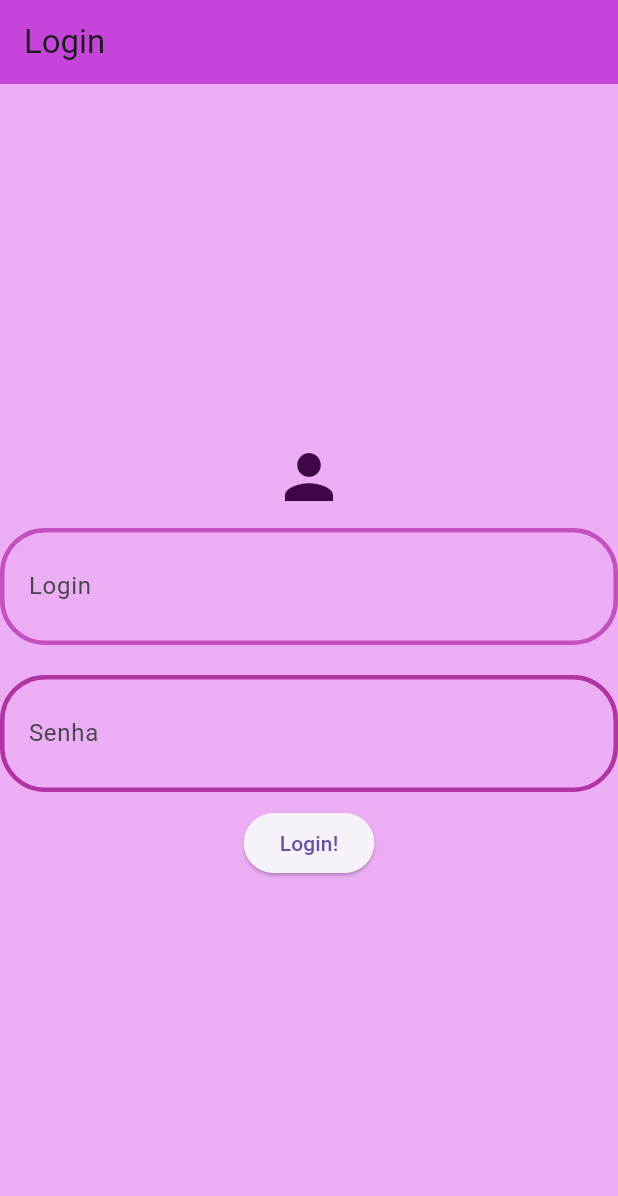
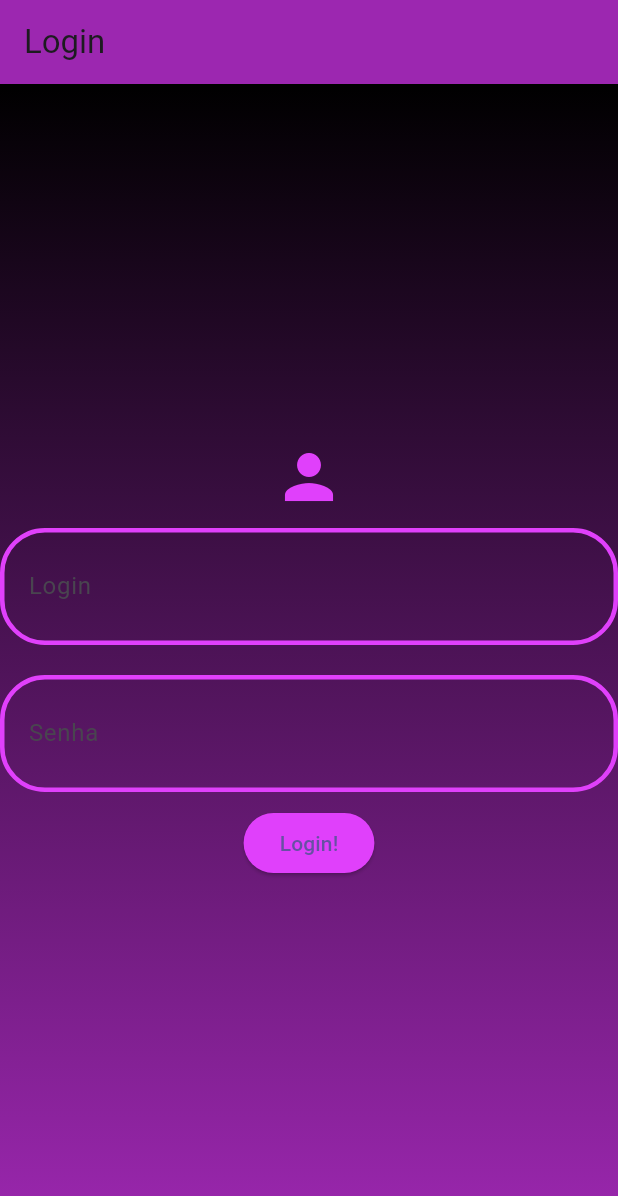
Before and after one commit to Johws/my_project, a Flutter app: the screen it shows after launch, on a phone screen of 412 x 824 dp. Shown: the top 1196 px of the screen. Run offline on Flutter 3.47's test engine with Material 3 defaults, Android fonts, the phone set to English and light mode, and no system bars.

Commit message:
Novas implementacoes com no desing global

```diff
--- a/lib/Login.dart
+++ b/lib/Login.dart
@@ -8,12 +8,21 @@ class Login extends StatelessWidget {
   @override
   Widget build(BuildContext context) {
     return Scaffold(
-      backgroundColor: Color.fromARGB(255, 236, 173, 244),
         appBar: AppBar(
-        backgroundColor: Color.fromARGB(255, 197, 68, 217),
+          backgroundColor: Colors.purple,
           title: Text('Login'),
         ),
-      body: Center(
+        body: Stack(
+          children: [
+            Container(
+              decoration: BoxDecoration(
+                  gradient: LinearGradient(
+                begin: Alignment.bottomCenter,
+                end: Alignment.topCenter,
+                colors: [Colors.purple, Colors.black],
+              )),
+            ),
+            Center(
               child: Column(
                 mainAxisAlignment: MainAxisAlignment.center,
                 children: <Widget>[
@@ -21,7 +30,7 @@ class Login extends StatelessWidget {
                     child: Icon(
                       Icons.person,
                       size: 48.0,
-                color: Color.fromARGB(255, 64, 5, 71),
+                      color: Colors.purpleAccent,
                     ),
                   ),
                   // Campo de entrada para login
@@ -30,7 +39,7 @@ class Login extends StatelessWidget {
                     decoration: BoxDecoration(
                       borderRadius: BorderRadius.circular(30.0),
                       border: Border.all(
-                  color: Color.fromARGB(255, 196, 80, 191),
+                        color: Colors.purpleAccent,
                         width: 3.0,
                       ),
                     ),
@@ -50,7 +59,7 @@ class Login extends StatelessWidget {
                     decoration: BoxDecoration(
                       borderRadius: BorderRadius.circular(30.0),
                       border: Border.all(
-                  color: Color.fromARGB(255, 176, 52, 164),
+                        color: Colors.purpleAccent,
                         width: 3.0,
                       ),
                     ),
@@ -75,7 +84,8 @@ class Login extends StatelessWidget {
                         // Campos obrigatórios estão vazios
                         ScaffoldMessenger.of(context).showSnackBar(
                           SnackBar(
-                      content: Text('Preencha todos os campos obrigatórios.'),
+                            content:
+                                Text('Preencha todos os campos obrigatórios.'),
                           ),
                         );
                       } else {
@@ -90,11 +100,17 @@ class Login extends StatelessWidget {
                         );
                       }
                     },
+                    style: ButtonStyle(
+                      backgroundColor: MaterialStateProperty.all<Color>(
+                        Colors.purpleAccent,
+                      ),
+                    ),
                     child: Text('Login!'),
                   ),
                 ],
               ),
             ),
-    );
+          ],
+        ));
   }
 }
--- a/lib/main.dart
+++ b/lib/main.dart
@@ -9,6 +9,15 @@ class MyApp extends StatelessWidget {
   @override
   Widget build(BuildContext context) {
     return MaterialApp(
+      theme: ThemeData(
+        // Define a cor de destaque do tema
+        textTheme: TextTheme(
+          bodyMedium: TextStyle(
+            fontFamily: 'Arial', // Define a fonte global como Arial
+            color: Colors.white, // Define a cor de texto global como branca
+          ),
+        ),
+      ),
       home: Login(),
     );
   }
```
Also changed, not shown: lib/AddTarefas.dart (+15 -3 lines), lib/ListaTarefas.dart (+15 -4 lines), lib/RemoverTarefas.dart (+20 -16 lines). Lines whose indentation alone changed are shown as unchanged.
